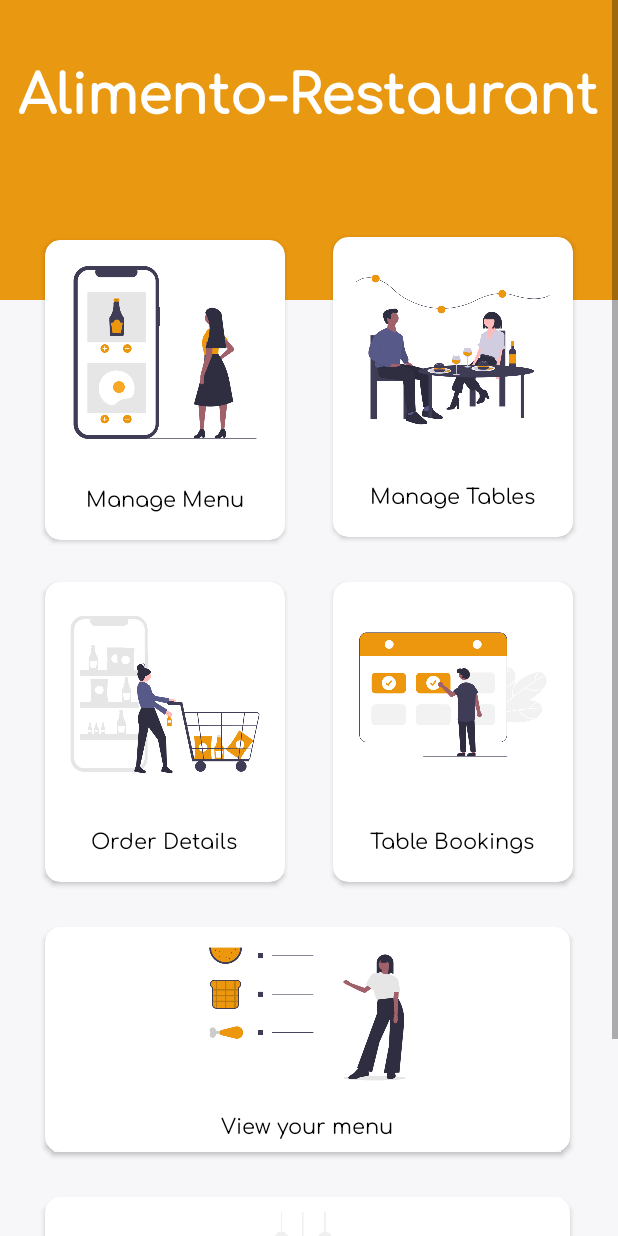
After one commit to rakoon-cloud/Alimento-Business, an Android app: the RestaurantHome screen opened directly, with no data from a screen before it, on a phone screen of 412 x 824 dp. The commit adds this screen. Run offline under Robolectric (Android 15) with nearby library versions, the light colour scheme and no system bars.

Commit message:
rest home design

```diff
--- a/app/src/main/AndroidManifest.xml
+++ b/app/src/main/AndroidManifest.xml
@@ -12,6 +12,13 @@
         android:supportsRtl="true"
         android:theme="@style/Theme.AlimentoBusiness"
         tools:targetApi="31">
+        <activity
+            android:name=".RestaurantHome"
+            android:exported="false">
+            <meta-data
+                android:name="android.app.lib_name"
+                android:value="" />
+        </activity>
         <activity
             android:name=".CatererViewProfile"
             android:exported="false">
--- a/app/src/main/java/com/example/alimentobusiness/MainActivity.java
+++ b/app/src/main/java/com/example/alimentobusiness/MainActivity.java
@@ -58,7 +58,7 @@ public class MainActivity extends AppCompatActivity {
                 String directions=dir.getText().toString();
 
                 Map<String,String>Recipes=new HashMap<>();
-                Recipes.put("repname", recipename);
+                Recipes.put("recipename", recipename);
                 Recipes.put("prep", preptime);
                 Recipes.put("time", duration);
                 Recipes.put("ing", ingredients);
--- /dev/null
+++ b/app/src/main/java/com/example/alimentobusiness/RestaurantHome.java
@@ -0,0 +1,20 @@
+package com.example.alimentobusiness;
+
+import androidx.appcompat.app.AppCompatActivity;
+
+import android.content.Intent;
+import android.os.Bundle;
+import android.view.View;
+import android.widget.Button;
+
+public class RestaurantHome extends AppCompatActivity {
+
+
+    @Override
+    protected void onCreate(Bundle savedInstanceState) {
+        super.onCreate(savedInstanceState);
+        setContentView(R.layout.activity_restaurant_home);
+
+
+    }
+}
--- a/app/src/main/java/com/example/alimentobusiness/RestaurantLogin.java
+++ b/app/src/main/java/com/example/alimentobusiness/RestaurantLogin.java
@@ -6,11 +6,13 @@ import android.annotation.SuppressLint;
 import android.content.Intent;
 import android.os.Bundle;
 import android.view.View;
+import android.widget.Button;
 import android.widget.TextView;
 
 public class RestaurantLogin extends AppCompatActivity {
 
    TextView restloginlink;
+    Button restloginbtn;
     @SuppressLint("MissingInflatedId")
     @Override
     protected void onCreate(Bundle savedInstanceState) {
@@ -19,6 +21,16 @@ public class RestaurantLogin extends AppCompatActivity {
 
 
         restloginlink=findViewById(R.id.tv_restloglink);
+        restloginbtn = findViewById(R.id.button_restlog);
+
+        restloginbtn.setOnClickListener(new View.OnClickListener() {
+            @Override
+            public void onClick(View view) {
+
+                Intent i = new Intent(RestaurantLogin.this, RestaurantHome.class);
+                startActivity(i);
+            }
+        });
 
         restloginlink.setOnClickListener(new View.OnClickListener() {
     @Override
--- /dev/null
+++ b/app/src/main/res/layout/activity_restaurant_home.xml
@@ -0,0 +1,218 @@
+<?xml version="1.0" encoding="utf-8"?>
+<androidx.constraintlayout.widget.ConstraintLayout xmlns:android="http://schemas.android.com/apk/res/android"
+    xmlns:app="http://schemas.android.com/apk/res-auto"
+    xmlns:tools="http://schemas.android.com/tools"
+    android:layout_width="match_parent"
+    android:layout_height="match_parent"
+    android:background="@color/offwhite"
+    tools:context=".RestaurantHome">
+
+
+    <ScrollView
+        android:layout_width="match_parent"
+        android:layout_height="match_parent"
+        app:layout_constraintTop_toTopOf="parent"
+        tools:layout_editor_absoluteX="161dp">
+
+        <LinearLayout
+            android:layout_width="match_parent"
+            android:layout_height="wrap_content"
+            android:orientation="vertical">
+
+            <LinearLayout
+                android:layout_width="match_parent"
+                android:layout_height="200dp"
+                android:background="@color/cardback"
+                android:orientation="vertical"
+                app:layout_constraintEnd_toEndOf="parent"
+                app:layout_constraintStart_toStartOf="parent"
+                app:layout_constraintTop_toTopOf="parent">
+
+                <TextView
+                    android:id="@+id/textView8"
+                    android:layout_width="410dp"
+                    android:layout_height="wrap_content"
+                    android:layout_marginStart="12dp"
+                    android:layout_marginTop="30dp"
+                    android:fontFamily="@font/comfortaa_variablefont_wght"
+                    android:text="Alimento-Restaurant"
+                    android:textColor="@color/white"
+                    android:textSize="36sp"
+                    android:textStyle="bold"
+                    app:layout_constraintStart_toStartOf="parent" />
+            </LinearLayout>
+
+            <androidx.cardview.widget.CardView
+                android:id="@+id/cardView4"
+                android:layout_width="160dp"
+                android:layout_height="200dp"
+                android:layout_marginStart="30dp"
+                android:layout_marginTop="-40dp"
+                android:backgroundTint="@color/white"
+                app:cardCornerRadius="10dp"
+                app:layout_constraintStart_toStartOf="parent"
+                app:layout_constraintTop_toTopOf="parent">
+
+                <ImageView
+                    android:id="@+id/imageView16"
+                    android:layout_width="wrap_content"
+                    android:layout_height="150dp"
+                    app:srcCompat="@drawable/restaurantmenu" />
+
+                <TextView
+                    android:id="@+id/textView4"
+                    android:layout_width="wrap_content"
+                    android:layout_height="wrap_content"
+                    android:layout_gravity="center_horizontal"
+                    android:layout_marginTop="160dp"
+                    android:fontFamily="@font/comfortaa_variablefont_wght"
+                    android:text="Manage Menu"
+                    android:textColor="@color/black" />
+
+            </androidx.cardview.widget.CardView>
+
+            <androidx.cardview.widget.CardView
+                android:id="@+id/cardView2"
+                android:layout_width="160dp"
+                android:layout_height="200dp"
+                android:layout_gravity="end"
+                android:layout_marginEnd="30dp"
+                android:layout_marginTop="-202dp"
+                android:backgroundTint="@color/white"
+                app:cardCornerRadius="10dp"
+                app:layout_constraintEnd_toEndOf="parent"
+                app:layout_constraintTop_toTopOf="parent">
+
+                <ImageView
+                    android:id="@+id/imageView15"
+                    android:layout_width="match_parent"
+                    android:layout_height="150dp"
+                    app:srcCompat="@drawable/restaurantreservation" />
+
+                <TextView
+                    android:id="@+id/textView5"
+                    android:layout_width="wrap_content"
+                    android:layout_height="wrap_content"
+                    android:layout_gravity="center_horizontal"
+                    android:layout_marginTop="160dp"
+                    android:fontFamily="@font/comfortaa_variablefont_wght"
+                    android:text="Manage Tables"
+                    android:textColor="@color/black" />
+            </androidx.cardview.widget.CardView>
+
+            <androidx.cardview.widget.CardView
+                android:id="@+id/cardView5"
+                android:layout_width="160dp"
+                android:layout_height="200dp"
+                android:layout_marginStart="30dp"
+                android:layout_marginTop="30dp"
+                android:backgroundTint="@color/white"
+                app:cardCornerRadius="10dp"
+                app:layout_constraintStart_toStartOf="parent"
+                app:layout_constraintTop_toBottomOf="@+id/cardView4">
+
+                <ImageView
+                    android:id="@+id/imageView20"
+                    android:layout_width="wrap_content"
+                    android:layout_height="150dp"
+                    app:srcCompat="@drawable/restaurantbooking" />
+
+                <TextView
+                    android:id="@+id/textView6"
+                    android:layout_width="wrap_content"
+                    android:layout_height="wrap_content"
+                    android:layout_gravity="center_horizontal"
+                    android:layout_marginTop="160dp"
+                    android:fontFamily="@font/comfortaa_variablefont_wght"
+                    android:text="Order Details"
+                    android:textColor="@color/black" />
+            </androidx.cardview.widget.CardView>
+
+            <androidx.cardview.widget.CardView
+                android:id="@+id/cardView3"
+                android:layout_width="160dp"
+                android:layout_height="200dp"
+                android:layout_gravity="end"
+                android:layout_marginTop="-200dp"
+                android:layout_marginEnd="30dp"
+                android:backgroundTint="@color/white"
+                app:cardCornerRadius="10dp"
+                app:layout_constraintEnd_toEndOf="parent"
+                app:layout_constraintTop_toBottomOf="@+id/cardView2">
+
+                <ImageView
+                    android:id="@+id/imageView19"
+                    android:layout_width="wrap_content"
+                    android:layout_height="150dp"
+                    app:srcCompat="@drawable/reservationbooking" />
+
+                <TextView
+                    android:id="@+id/textView7"
+                    android:layout_width="wrap_content"
+                    android:layout_height="wrap_content"
+                    android:layout_gravity="center_horizontal"
+                    android:layout_marginTop="160dp"
+                    android:fontFamily="@font/comfortaa_variablefont_wght"
+                    android:text="Table Bookings"
+                    android:textColor="@color/black" />
+            </androidx.cardview.widget.CardView>
+
+           <androidx.cardview.widget.CardView
+               android:layout_width="350dp"
+               android:layout_height="150dp"
+               app:cardCornerRadius="10dp"
+               android:layout_marginStart="30dp"
+               android:layout_marginTop="30dp"
+               android:backgroundTint="@color/white"
+              >
+
+               <ImageView
+                   android:id="@+id/imageView21"
+                   android:layout_width="wrap_content"
+                   android:layout_height="116dp"
+                   app:srcCompat="@drawable/restviewmenu" />
+
+               <TextView
+                   android:id="@+id/textView"
+                   android:layout_width="wrap_content"
+                   android:layout_height="wrap_content"
+                   android:layout_gravity="center_horizontal"
+                   android:layout_marginTop="120dp"
+                   android:text="View your menu"
+                   android:fontFamily="@font/comfortaa_variablefont_wght"
+                   android:textColor="@color/black"/>
+           </androidx.cardview.widget.CardView>
+
+            <androidx.cardview.widget.CardView
+                android:layout_width="350dp"
+                android:layout_height="150dp"
+                app:cardCornerRadius="10dp"
+                android:layout_marginStart="30dp"
+                android:layout_marginTop="30dp"
+                android:layout_marginBottom="30dp"
+                android:backgroundTint="@color/white"
+                >
+
+                <ImageView
+                    android:id="@+id/imageView22"
+                    android:layout_width="wrap_content"
+                    android:layout_height="116dp"
+                    app:srcCompat="@drawable/viewseating" />
+
+                <TextView
+                    android:id="@+id/textView25"
+                    android:layout_width="wrap_content"
+                    android:layout_height="wrap_content"
+                    android:layout_gravity="center_horizontal"
+                    android:layout_marginTop="120dp"
+                    android:text="Your seating arrangement"
+                    android:fontFamily="@font/comfortaa_variablefont_wght"
+                    android:textColor="@color/black"/>
+            </androidx.cardview.widget.CardView>
+
+
+        </LinearLayout>
+    </ScrollView>
+
+
+</androidx.constraintlayout.widget.ConstraintLayout>
```
Also changed, not shown: app/src/main/res/drawable/reservationbooking.png (added), app/src/main/res/drawable/restaurantbooking.png (added), app/src/main/res/drawable/restaurantmenu.png (added), app/src/main/res/drawable/restaurantreservation.png (added), app/src/main/res/drawable/restviewmenu.png (added), app/src/main/res/drawable/viewseating.png (added).
